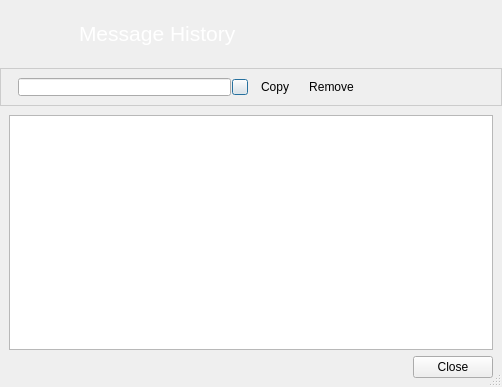
Before: the Qt Designer form retroshare-gui/src/gui/im_history/ImHistoryBrowser.ui in RetroShare/RetroShare, drawn with Qt 5.
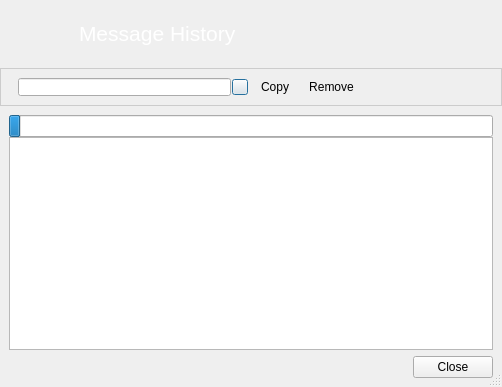
After: the same form once the commit is applied. Icons and pictures are not drawn.

Commit message: History Browser: - Fixed crash on delete history items - Threaded load of messages

What changed in the file:
```diff
--- a/retroshare-gui/src/gui/im_history/ImHistoryBrowser.ui
+++ b/retroshare-gui/src/gui/im_history/ImHistoryBrowser.ui
@@ -240,7 +240,7 @@
      <property name="margin">
       <number>9</number>
      </property>
-     <item row="0" column="0">
+     <item row="1" column="0">
       <widget class="QListWidget" name="listWidget">
        <property name="contextMenuPolicy">
         <enum>Qt::CustomContextMenu</enum>
@@ -250,7 +250,7 @@
        </property>
       </widget>
      </item>
-     <item row="1" column="0">
+     <item row="2" column="0">
       <layout class="QHBoxLayout" name="horizontalLayout_2">
        <property name="topMargin">
         <number>6</number>
@@ -283,6 +283,19 @@
        </item>
       </layout>
      </item>
+     <item row="0" column="0">
+      <widget class="QProgressBar" name="progressBar">
+       <property name="maximum">
+        <number>1000</number>
+       </property>
+       <property name="value">
+        <number>24</number>
+       </property>
+       <property name="textVisible">
+        <bool>false</bool>
+       </property>
+      </widget>
+     </item>
     </layout>
    </item>
   </layout>
```
Left out of the diff: 2 changed lines with no effect on the pictures. The commit also changes 5 other files.
